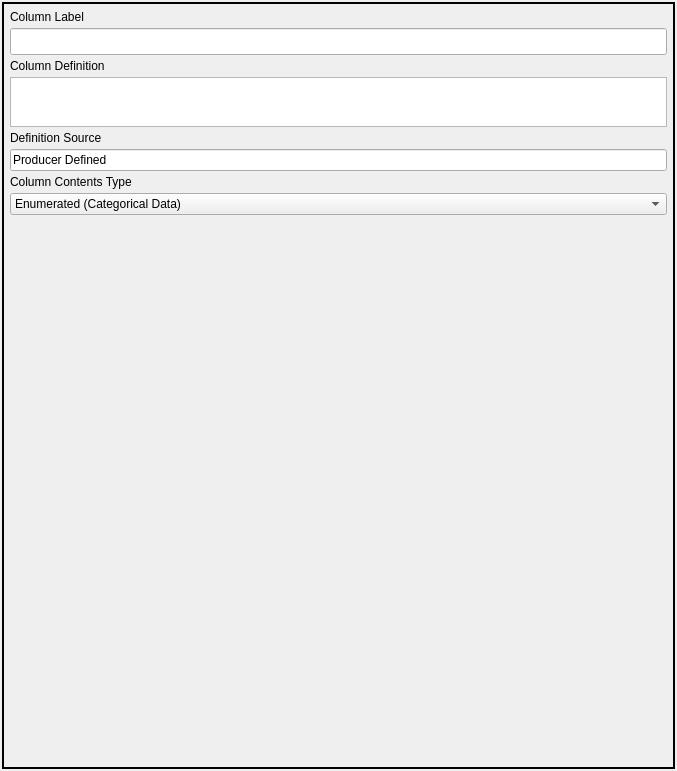
Before: the Qt Designer form pymdwizard/gui/ui_files/attr.ui in DOI-USGS/fort-pymdwizard, drawn with Qt 5.
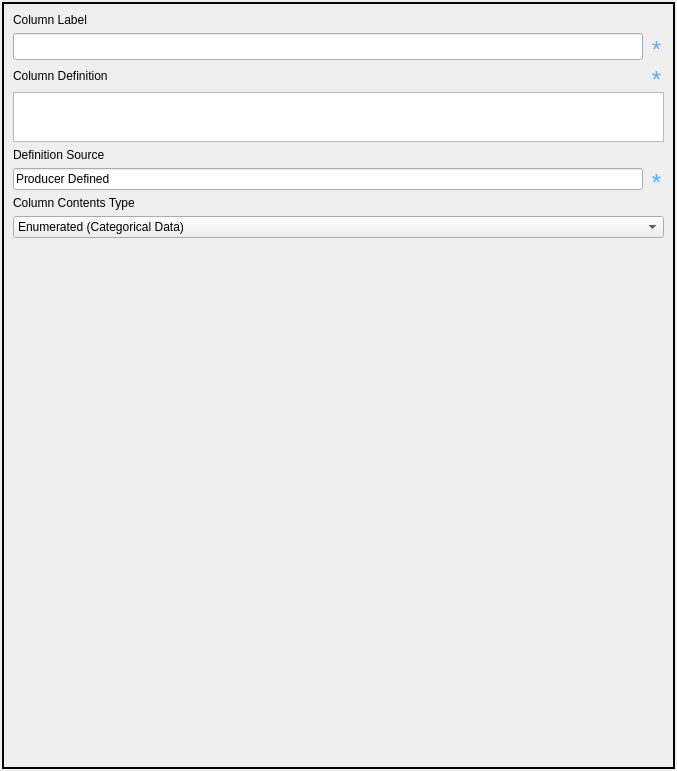
After: the same form once the commit is applied.

```diff
--- a/pymdwizard/gui/ui_files/attr.ui
+++ b/pymdwizard/gui/ui_files/attr.ui
@@ -41,21 +41,6 @@
       <number>2</number>
      </property>
      <layout class="QVBoxLayout" name="verticalLayout">
-      <property name="spacing">
-       <number>4</number>
-      </property>
-      <property name="leftMargin">
-       <number>6</number>
-      </property>
-      <property name="topMargin">
-       <number>6</number>
-      </property>
-      <property name="rightMargin">
-       <number>6</number>
-      </property>
-      <property name="bottomMargin">
-       <number>6</number>
-      </property>
       <item>
        <widget class="QLabel" name="label_2">
         <property name="text">
@@ -64,24 +49,143 @@
        </widget>
       </item>
       <item>
-       <widget class="QLineEdit" name="fgdc_attrlabl">
-        <property name="styleSheet">
-         <string notr="true">font: bold 12pt ;</string>
-        </property>
-       </widget>
+       <layout class="QHBoxLayout" name="horizontalLayout">
+        <item>
+         <widget class="QLineEdit" name="fgdc_attrlabl">
+          <property name="styleSheet">
+           <string notr="true">font: bold 12pt ;</string>
+          </property>
+         </widget>
+        </item>
+        <item>
+         <widget class="QLabel" name="label_20">
+          <property name="sizePolicy">
+           <sizepolicy hsizetype="Fixed" vsizetype="Minimum">
+            <horstretch>0</horstretch>
+            <verstretch>0</verstretch>
+           </sizepolicy>
+          </property>
+          <property name="minimumSize">
+           <size>
+            <width>15</width>
+            <height>0</height>
+           </size>
+          </property>
+          <property name="maximumSize">
+           <size>
+            <width>16777215</width>
+            <height>20</height>
+           </size>
+          </property>
+          <property name="font">
+           <font>
+            <family>Arial</family>
+            <pointsize>9</pointsize>
+            <weight>50</weight>
+            <italic>false</italic>
+            <bold>false</bold>
+           </font>
+          </property>
+          <property name="toolTip">
+           <string>Required</string>
+          </property>
+          <property name="text">
+           <string>&lt;html&gt;&lt;head/&gt;&lt;body&gt;&lt;p align=&quot;center&quot;&gt;&lt;span style=&quot; font-size:18pt; color:#55aaff;&quot;&gt;*&lt;/span&gt;&lt;/p&gt;&lt;/body&gt;&lt;/html&gt;</string>
+          </property>
+          <property name="scaledContents">
+           <bool>true</bool>
+          </property>
+          <property name="alignment">
+           <set>Qt::AlignHCenter|Qt::AlignTop</set>
+          </property>
+          <property name="margin">
+           <number>0</number>
+          </property>
+          <property name="indent">
+           <number>0</number>
+          </property>
+         </widget>
+        </item>
+       </layout>
       </item>
       <item>
-       <widget class="QLabel" name="label">
-        <property name="sizePolicy">
-         <sizepolicy hsizetype="Ignored" vsizetype="Preferred">
-          <horstretch>0</horstretch>
-          <verstretch>0</verstretch>
-         </sizepolicy>
-        </property>
-        <property name="text">
-         <string>Column Definition</string>
-        </property>
-       </widget>
+       <layout class="QHBoxLayout" name="horizontalLayout_2">
+        <item>
+         <widget class="QLabel" name="label">
+          <property name="sizePolicy">
+           <sizepolicy hsizetype="Preferred" vsizetype="Preferred">
+            <horstretch>0</horstretch>
+            <verstretch>0</verstretch>
+           </sizepolicy>
+          </property>
+          <property name="text">
+           <string>Column Definition</string>
+          </property>
+         </widget>
+        </item>
+        <item>
+         <spacer name="horizontalSpacer">
+          <property name="orientation">
+           <enum>Qt::Horizontal</enum>
+          </property>
+          <property name="sizeHint" stdset="0">
+           <size>
+            <width>40</width>
+            <height>20</height>
+           </size>
+          </property>
+         </spacer>
+        </item>
+        <item>
+         <widget class="QLabel" name="label_21">
+          <property name="sizePolicy">
+           <sizepolicy hsizetype="Fixed" vsizetype="Minimum">
+            <horstretch>0</horstretch>
+            <verstretch>0</verstretch>
+           </sizepolicy>
+          </property>
+          <property name="minimumSize">
+           <size>
+            <width>15</width>
+            <height>0</height>
+           </size>
+          </property>
+          <property name="maximumSize">
+           <size>
+            <width>16777215</width>
+            <height>20</height>
+           </size>
+          </property>
+          <property name="font">
+           <font>
+            <family>Arial</family>
+            <pointsize>9</pointsize>
+            <weight>50</weight>
+            <italic>false</italic>
+            <bold>false</bold>
+           </font>
+          </property>
+          <property name="toolTip">
+           <string>Required</string>
+          </property>
+          <property name="text">
+           <string>&lt;html&gt;&lt;head/&gt;&lt;body&gt;&lt;p align=&quot;center&quot;&gt;&lt;span style=&quot; font-size:18pt; color:#55aaff;&quot;&gt;*&lt;/span&gt;&lt;/p&gt;&lt;/body&gt;&lt;/html&gt;</string>
+          </property>
+          <property name="scaledContents">
+           <bool>true</bool>
+          </property>
+          <property name="alignment">
+           <set>Qt::AlignHCenter|Qt::AlignTop</set>
+          </property>
+          <property name="margin">
+           <number>0</number>
+          </property>
+          <property name="indent">
+           <number>0</number>
+          </property>
+         </widget>
+        </item>
+       </layout>
       </item>
       <item>
        <widget class="QPlainTextEdit" name="fgdc_attrdef">
@@ -113,11 +217,64 @@
        </widget>
       </item>
       <item>
-       <widget class="QLineEdit" name="fgdc_attrdefs">
-        <property name="text">
-         <string>Producer Defined</string>
-        </property>
-       </widget>
+       <layout class="QHBoxLayout" name="horizontalLayout_5">
+        <item>
+         <widget class="QLineEdit" name="fgdc_attrdefs">
+          <property name="text">
+           <string>Producer Defined</string>
+          </property>
+         </widget>
+        </item>
+        <item>
+         <widget class="QLabel" name="label_24">
+          <property name="sizePolicy">
+           <sizepolicy hsizetype="Fixed" vsizetype="Minimum">
+            <horstretch>0</horstretch>
+            <verstretch>0</verstretch>
+           </sizepolicy>
+          </property>
+          <property name="minimumSize">
+           <size>
+            <width>15</width>
+            <height>0</height>
+           </size>
+          </property>
+          <property name="maximumSize">
+           <size>
+            <width>16777215</width>
+            <height>20</height>
+           </size>
+          </property>
+          <property name="font">
+           <font>
+            <family>Arial</family>
+            <pointsize>9</pointsize>
+            <weight>50</weight>
+            <italic>false</italic>
+            <bold>false</bold>
+           </font>
+          </property>
+          <property name="toolTip">
+           <string>Required</string>
+          </property>
+          <property name="text">
+           <string>&lt;html&gt;&lt;head/&gt;&lt;body&gt;&lt;p align=&quot;center&quot;&gt;&lt;span style=&quot; font-size:18pt; color:#55aaff;&quot;&gt;*&lt;/span&gt;&lt;/p&gt;&lt;/body&gt;&lt;/html&gt;</string>
+          </property>
+          <property name="scaledContents">
+           <bool>true</bool>
+          </property>
+          <property name="alignment">
+           <set>Qt::AlignHCenter|Qt::AlignTop</set>
+          </property>
+          <property name="margin">
+           <number>0</number>
+          </property>
+          <property name="indent">
+           <number>0</number>
+          </property>
+         </widget>
+        </item>
+       </layout>
       </item>
       <item>
        <widget class="QLabel" name="label_7">
```
